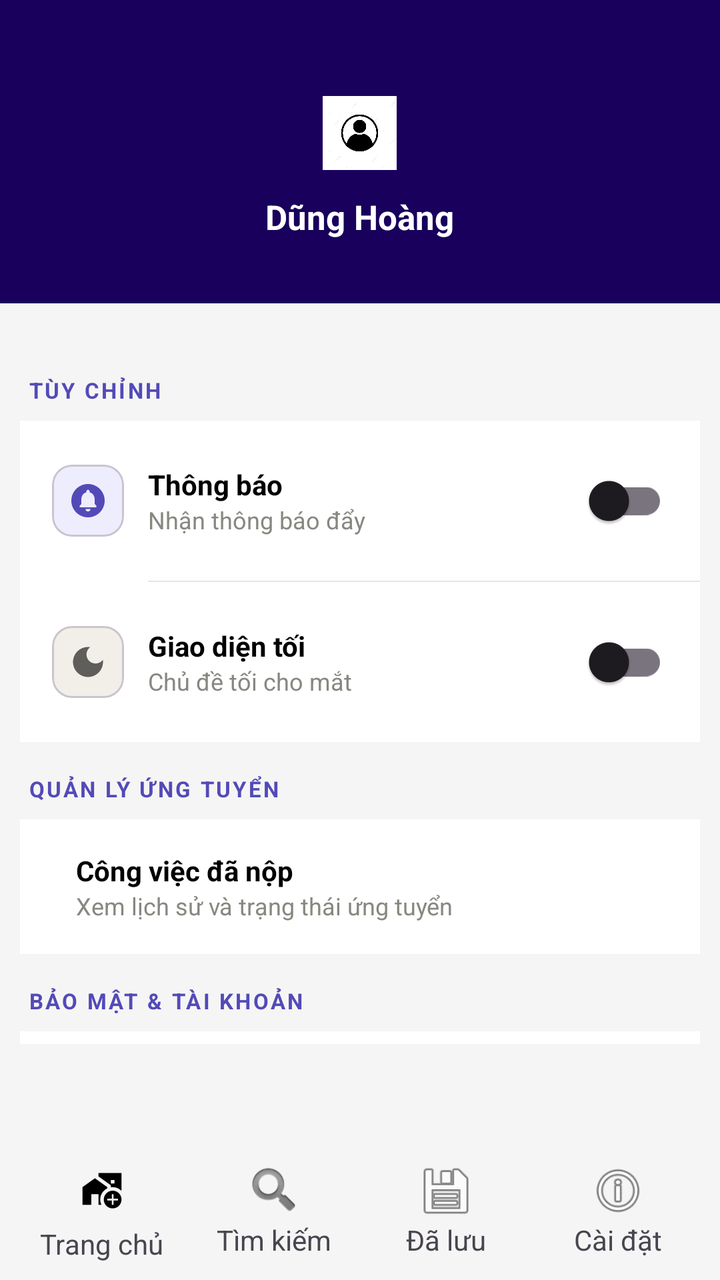
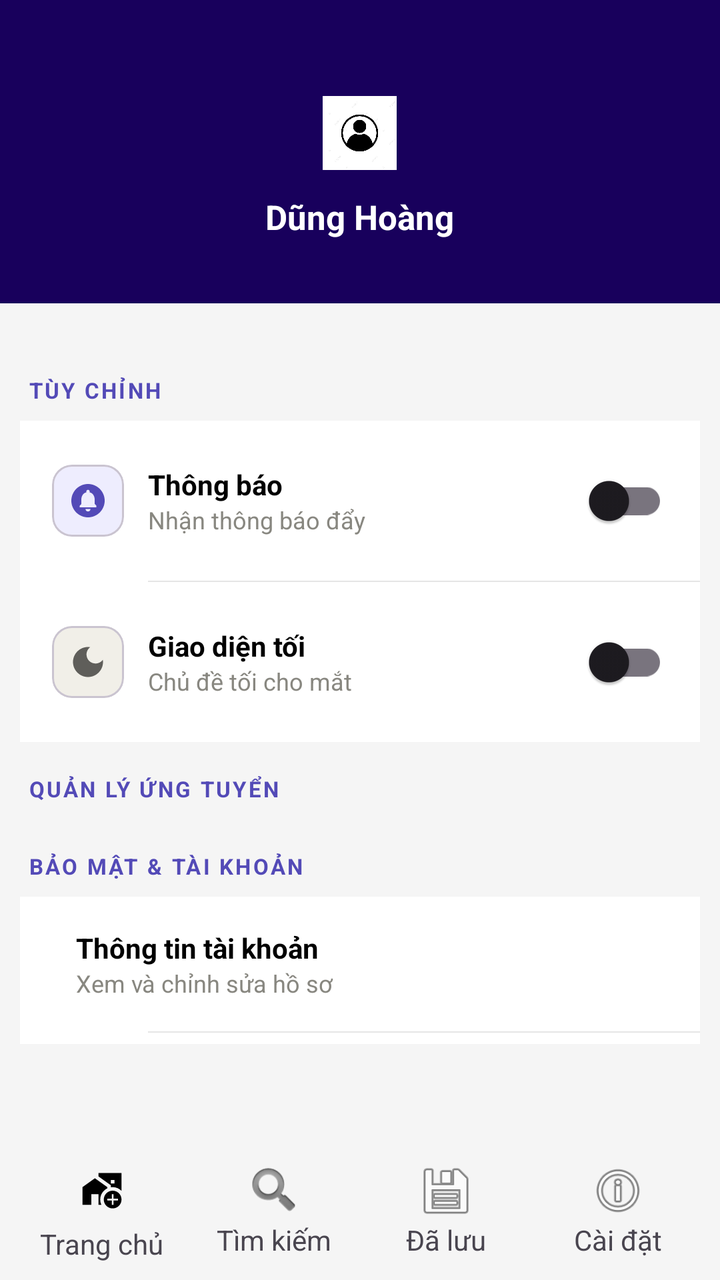

An Android layout rendered at two revisions. The XML below is the earlier revision; the diff shows what the commit changed to produce the second picture.
<!-- AndroidManifest.xml: application theme Theme.AppTimViecLam -->
<!-- res/layout/setting_layout.xml -->
<?xml version="1.0" encoding="utf-8"?>
<LinearLayout
    xmlns:android="http://schemas.android.com/apk/res/android"
    xmlns:app="http://schemas.android.com/apk/res-auto"
    android:layout_width="match_parent"
    android:layout_height="match_parent"
    android:orientation="vertical"
    android:background="#F5F5F5">

    <LinearLayout
        android:layout_width="match_parent"
        android:layout_height="wrap_content"
        android:background="#18005C"
        android:gravity="center"
        android:orientation="vertical"
        android:paddingTop="48dp"
        android:paddingBottom="32dp"
        android:paddingHorizontal="24dp">


        <ImageView
            android:layout_width="37dp"
            android:layout_height="37dp"
            android:src="@drawable/ic_avatar"/>

        <TextView
            android:id="@+id/txtName"
            android:layout_width="wrap_content"
            android:layout_height="wrap_content"
            android:layout_marginTop="12dp"
            android:text="@string/txtName"
            android:textColor="#FFFFFF"
            android:textSize="17sp"
            android:textStyle="bold" />

    </LinearLayout>

    <LinearLayout
        android:layout_width="match_parent"
        android:layout_height="0dp"
        android:orientation="vertical"
        android:layout_weight="1"
        android:paddingVertical="36dp"
        android:paddingHorizontal="10dp">

        <TextView
            android:layout_width="wrap_content"
            android:layout_height="wrap_content"
            android:layout_marginStart="4dp"
            android:layout_marginBottom="8dp"
            android:text="TÙY CHỈNH"
            android:textColor="#534AB7"
            android:textSize="11sp"
            android:letterSpacing="0.1"
            android:textStyle="bold" />

        <LinearLayout
            android:layout_width="match_parent"
            android:layout_height="wrap_content"
            android:layout_marginBottom="16dp"
            app:cardCornerRadius="16dp"
            app:cardElevation="0dp"
            android:background="@color/white">

            <LinearLayout
                android:layout_width="match_parent"
                android:layout_height="wrap_content"
                android:orientation="vertical">

                <LinearLayout
                    android:id="@+id/rowNotification"
                    android:layout_width="match_parent"
                    android:layout_height="wrap_content"
                    android:background="?attr/selectableItemBackground"
                    android:gravity="center_vertical"
                    android:orientation="horizontal"
                    android:padding="16dp">

                    <com.google.android.material.card.MaterialCardView
                        android:layout_width="36dp"
                        android:layout_height="36dp"
                        app:cardCornerRadius="10dp"
                        app:cardElevation="0dp"
                        app:cardBackgroundColor="#EEEDFE">

                        <ImageView
                            android:layout_width="20dp"
                            android:layout_height="20dp"
                            android:layout_gravity="center"
                            android:src="@drawable/ic_bell"
                            app:tint="#534AB7" />

                    </com.google.android.material.card.MaterialCardView>

                    <LinearLayout
                        android:layout_width="0dp"
                        android:layout_height="wrap_content"
                        android:layout_marginStart="12dp"
                        android:layout_weight="1"
                        android:orientation="vertical">

                        <TextView
                            android:layout_width="wrap_content"
                            android:layout_height="wrap_content"
                            android:text="Thông báo"
                            android:textColor="@color/black"
                            android:textSize="14sp"
                            android:textStyle="bold" />

                        <TextView
                            android:layout_width="wrap_content"
                            android:layout_height="wrap_content"
                            android:text="Nhận thông báo đẩy"
                            android:textColor="#888780"
                            android:textSize="12sp" />

                    </LinearLayout>

                    <com.google.android.material.switchmaterial.SwitchMaterial
                        android:id="@+id/switchNoti"
                        android:layout_width="wrap_content"
                        android:layout_height="wrap_content"
                        android:checked="false" />

                </LinearLayout>

                <View
                    android:layout_width="match_parent"
                    android:layout_height="0.5dp"
                    android:layout_marginStart="64dp"
                    android:background="#1A000000" />

                <LinearLayout
                    android:id="@+id/rowDarkMode"
                    android:layout_width="match_parent"
                    android:layout_height="wrap_content"
                    android:background="?attr/selectableItemBackground"
                    android:gravity="center_vertical"
                    android:orientation="horizontal"
                    android:padding="16dp">

                    <com.google.android.material.card.MaterialCardView
                        android:layout_width="36dp"
                        android:layout_height="36dp"
                        app:cardCornerRadius="10dp"
                        app:cardElevation="0dp"
                        app:cardBackgroundColor="#F1EFE8">

                        <ImageView
                            android:layout_width="20dp"
                            android:layout_height="20dp"
                            android:layout_gravity="center"
                            android:src="@drawable/ic_moon"
                            app:tint="#5F5E5A" />

                    </com.google.android.material.card.MaterialCardView>

                    <LinearLayout
                        android:layout_width="0dp"
                        android:layout_height="wrap_content"
                        android:layout_marginStart="12dp"
                        android:layout_weight="1"
                        android:orientation="vertical">

                        <TextView
                            android:layout_width="wrap_content"
                            android:layout_height="wrap_content"
                            android:text="Giao diện tối"
                            android:textColor="@color/black"
                            android:textSize="14sp"
                            android:textStyle="bold" />

                        <TextView
                            android:layout_width="wrap_content"
                            android:layout_height="wrap_content"
                            android:text="Chủ đề tối cho mắt"
                            android:textColor="#888780"
                            android:textSize="12sp" />

                    </LinearLayout>

                    <com.google.android.material.switchmaterial.SwitchMaterial
                        android:id="@+id/switchDark"
                        android:layout_width="wrap_content"
                        android:layout_height="wrap_content"
                        android:checked="false" />

                </LinearLayout>

            </LinearLayout>

        </LinearLayout>

        <TextView
            android:layout_width="wrap_content"
            android:layout_height="wrap_content"
            android:layout_marginStart="4dp"
            android:layout_marginBottom="8dp"
            android:text="QUẢN LÝ ỨNG TUYỂN"
            android:textColor="#534AB7"
            android:textSize="11sp"
            android:letterSpacing="0.1"
            android:textStyle="bold" />

        <LinearLayout
            android:layout_width="match_parent"
            android:layout_height="wrap_content"
            android:layout_marginBottom="16dp"
            app:cardCornerRadius="16dp"
            app:cardElevation="0dp"
            android:background="@color/white">

            <LinearLayout
                android:id="@+id/txtAppliedJobs"
                android:layout_width="match_parent"
                android:layout_height="wrap_content"
                android:background="?attr/selectableItemBackground"
                android:gravity="center_vertical"
                android:orientation="horizontal"
                android:padding="16dp">

                <LinearLayout
                    android:layout_width="0dp"
                    android:layout_height="wrap_content"
                    android:layout_marginStart="12dp"
                    android:layout_weight="1"
                    android:orientation="vertical">

                    <TextView
                        android:layout_width="wrap_content"
                        android:layout_height="wrap_content"
                        android:text="Công việc đã nộp"
                        android:textColor="@color/black"
                        android:textSize="14sp"
                        android:textStyle="bold" />

                    <TextView
                        android:layout_width="wrap_content"
                        android:layout_height="wrap_content"
                        android:text="Xem lịch sử và trạng thái ứng tuyển"
                        android:textColor="#888780"
                        android:textSize="12sp" />

                </LinearLayout>

            </LinearLayout>
        </LinearLayout>

        <TextView
            android:layout_width="wrap_content"
            android:layout_height="wrap_content"
            android:layout_marginStart="4dp"
            android:layout_marginBottom="8dp"
            android:text="BẢO MẬT &amp; TÀI KHOẢN"
            android:textColor="#534AB7"
            android:textSize="11sp"
            android:letterSpacing="0.1"
            android:textStyle="bold" />

        <LinearLayout
            android:layout_width="match_parent"
            android:layout_height="wrap_content"
            android:layout_marginBottom="12dp"
            app:cardCornerRadius="16dp"
            app:cardElevation="0dp"
            app:strokeWidth="0.5dp"
            android:background="@color/white">

            <LinearLayout
                android:layout_width="match_parent"
                android:layout_height="wrap_content"
                android:orientation="vertical">

                <LinearLayout
                    android:id="@+id/txtInfo"
                    android:layout_width="match_parent"
                    android:layout_height="wrap_content"
                    android:background="?attr/selectableItemBackground"
                    android:gravity="center_vertical"
                    android:orientation="horizontal"
                    android:padding="16dp">


                    <LinearLayout
                        android:layout_width="0dp"
                        android:layout_height="wrap_content"
                        android:layout_marginStart="12dp"
                        android:layout_weight="1"
                        android:orientation="vertical">

                        <TextView
                            android:layout_width="wrap_content"
                            android:layout_height="wrap_content"
                            android:text="Thông tin tài khoản"
                            android:textColor="@color/black"
                            android:textSize="14sp"
                            android:textStyle="bold" />

                        <TextView
                            android:layout_width="wrap_content"
                            android:layout_height="wrap_content"
                            android:text="Xem và chỉnh sửa hồ sơ"
                            android:textColor="#888780"
                            android:textSize="12sp" />

                    </LinearLayout>

                </LinearLayout>

                <View
                    android:layout_width="match_parent"
                    android:layout_height="0.5dp"
                    android:layout_marginStart="64dp"
                    android:background="#1A000000" />

                <LinearLayout
                    android:id="@+id/txtUpdatePass"
                    android:layout_width="match_parent"
                    android:layout_height="wrap_content"
                    android:background="?attr/selectableItemBackground"
                    android:gravity="center_vertical"
                    android:orientation="horizontal"
                    android:padding="16dp">

                    <LinearLayout
                        android:layout_width="0dp"
                        android:layout_height="wrap_content"
                        android:layout_marginStart="12dp"
                        android:layout_weight="1"
                        android:orientation="vertical">

                        <TextView
                            android:layout_width="wrap_content"
                            android:layout_height="wrap_content"
                            android:text="Cập nhật mật khẩu"
                            android:textColor="@color/black"
                            android:textSize="14sp"
                            android:textStyle="bold" />

                        <TextView
                            android:layout_width="wrap_content"
                            android:layout_height="wrap_content"
                            android:text="Thay đổi mật khẩu hiện tại"
                            android:textColor="#888780"
                            android:textSize="12sp" />

                    </LinearLayout>

                </LinearLayout>

                <View
                    android:layout_width="match_parent"
                    android:layout_height="0.5dp"
                    android:layout_marginStart="64dp"
                    android:background="#1A000000" />

                <LinearLayout
                    android:id="@+id/txtPost"
                    android:layout_width="match_parent"
                    android:layout_height="wrap_content"
                    android:gravity="center_vertical"
                    android:orientation="horizontal"
                    android:visibility="gone"
                    android:padding="16dp">


                    <LinearLayout
                        android:layout_width="0dp"
                        android:layout_height="wrap_content"
                        android:layout_marginStart="12dp"
                        android:layout_weight="1"
                        android:orientation="vertical">

                        <TextView
                            android:layout_width="wrap_content"
                            android:layout_height="wrap_content"
                            android:text="Bài viết của bạn"
                            android:textColor="@color/black"
                            android:textSize="14sp"
                            android:textStyle="bold" />

                        <TextView
                            android:layout_width="wrap_content"
                            android:layout_height="wrap_content"
                            android:text="Xem và chỉnh sửa bài viết của ban"
                            android:textColor="#888780"
                            android:textSize="12sp" />

                    </LinearLayout>
                </LinearLayout>

            </LinearLayout>
        </LinearLayout>

        <Button
            android:id="@+id/btnLogout"
            android:layout_width="match_parent"
            android:layout_height="52dp"
            android:layout_marginTop="4dp"
            android:text="@string/txtLogout"
            android:textAllCaps="false"
            android:textColor="#A32D2D"
            android:textSize="14sp"
            android:textStyle="bold"
            app:backgroundTint="#FCEBEB"
            app:cornerRadius="14dp"
            app:elevation="0dp"
            app:icon="@drawable/ic_logout"
            app:iconTint="#A32D2D"
            app:iconGravity="textStart"
            app:strokeWidth="0dp" />

    </LinearLayout>

    <include
        android:id="@+id/bottomMenu"
        layout="@layout/bottom_menu"/>

</LinearLayout>
<!-- res/layout/bottom_menu.xml (included above) -->
<?xml version="1.0" encoding="utf-8"?>
<LinearLayout
    xmlns:android="http://schemas.android.com/apk/res/android"
    android:layout_width="match_parent"
    android:layout_height="70dp"
    android:padding="8dp"
    android:gravity="center"
    android:orientation="horizontal">


        <LinearLayout
            android:id="@+id/menuHome"
            android:layout_width="0dp"
            android:layout_height="wrap_content"
            android:layout_weight="1"
            android:gravity="center"
            android:orientation="vertical">

            <ImageView
                android:layout_width="34dp"
                android:layout_height="34dp"
                android:src="@drawable/ic_home"/>

            <TextView
                android:layout_width="wrap_content"
                android:layout_height="wrap_content"
                android:text="@string/home"/>
        </LinearLayout>

        
        <LinearLayout
            android:id="@+id/menuSearch"
            android:layout_width="0dp"
            android:layout_height="wrap_content"
            android:layout_weight="1"
            android:gravity="center"
            android:orientation="vertical">

            <ImageView
                android:layout_width="30dp"
                android:layout_height="30dp"
                android:src="@android:drawable/ic_search_category_default"/>

            <TextView
                android:layout_width="wrap_content"
                android:layout_height="wrap_content"
                android:text="@string/search"/>
        </LinearLayout>

        
        <LinearLayout
            android:id="@+id/menuAdd"
            android:layout_width="50dp"
            android:layout_height="50dp"
            android:layout_margin="10dp"
            android:background="@drawable/bg_circle_primary"
            android:visibility="gone"
            android:gravity="center">

            <TextView
                android:layout_width="wrap_content"
                android:layout_height="wrap_content"
                android:text="@string/txtCreate"
                android:textColor="#000"
                android:textSize="28sp"
                android:textStyle="bold"/>
        </LinearLayout>

        
        <LinearLayout
            android:id="@+id/menuSaved"
            android:layout_width="0dp"
            android:layout_height="wrap_content"
            android:layout_weight="1"
            android:gravity="center"
            android:orientation="vertical">

            <ImageView
                android:layout_width="30dp"
                android:layout_height="30dp"
                android:src="@android:drawable/ic_menu_save"/>

            <TextView
                android:layout_width="wrap_content"
                android:layout_height="wrap_content"
                android:text="@string/saved"/>
        </LinearLayout>

        
        <LinearLayout
            android:id="@+id/menuSetting"
            android:layout_width="0dp"
            android:layout_height="wrap_content"
            android:layout_weight="1"
            android:gravity="center"
            android:orientation="vertical">

            <ImageView
                android:layout_width="30dp"
                android:layout_height="30dp"
                android:src="@android:drawable/ic_menu_info_details"/>

            <TextView
                android:layout_width="wrap_content"
                android:layout_height="wrap_content"
                android:text="@string/txtSetting"/>
        </LinearLayout>

</LinearLayout>
<!-- resources referenced by this layout -->
<resources>
  <color name="black">#FF000000</color>
  <color name="white">#FFFFFFFF</color>
  <!-- drawable bg_circle_primary (drawable) -->
  <?xml version="1.0" encoding="utf-8"?>
  <shape xmlns:android="http://schemas.android.com/apk/res/android">
      <solid android:color="#FBFFFFFF"/>
      <stroke
          android:width="1dp"
          android:color="#000000"/>
      <corners android:radius="100dp"/>
  </shape>
  <!-- drawable ic_avatar: webp bitmap (drawable, 13485 bytes) -->
  <!-- drawable ic_bell (drawable) -->
  <vector xmlns:android="http://schemas.android.com/apk/res/android" android:height="24dp" android:tint="#FFFFFF" android:viewportHeight="24" android:viewportWidth="24" android:width="24dp">
        
      <path android:fillColor="@android:color/background_dark"
          android:pathData="M12,2C6.48,2 2,6.48 2,12s4.48,10 10,10 10,-4.48 10,-10S17.52,2 12,2zM12,18.5c-0.83,0 -1.5,-0.67 -1.5,-1.5h3c0,0.83 -0.67,1.5 -1.5,1.5zM17,16L7,16v-1l1,-1v-2.61C8,9.27 9.03,7.47 11,7v-0.5c0,-0.57 0.43,-1 1,-1s1,0.43 1,1L13,7c1.97,0.47 3,2.28 3,4.39L16,14l1,1v1z"/>
      
  </vector>
  <!-- drawable ic_home (drawable) -->
  <vector xmlns:android="http://schemas.android.com/apk/res/android"
      android:width="108dp"
      android:height="108dp"
      android:viewportWidth="24"
      android:viewportHeight="24"
      android:tint="#000000">
      <group android:scaleX="0.6264"
          android:scaleY="0.6264"
          android:translateX="4.4832"
          android:translateY="3.8568">
          <path
              android:fillColor="@android:color/white"
              android:pathData="M15,11.68V11L8,6l-7,5v10h5v-6h4v6h1.68C11.25,20.09 11,19.08 11,18C11,15.21 12.64,12.81 15,11.68z"/>
          <path
              android:fillColor="@android:color/white"
              android:pathData="M23,13.11V3H10v1.97l7,5v1.11c0.33,-0.05 0.66,-0.08 1,-0.08C19.96,11 21.73,11.81 23,13.11zM17,7h2v2h-2V7z"/>
          <path
              android:fillColor="@android:color/white"
              android:pathData="M23,18c0,-2.76 -2.24,-5 -5,-5s-5,2.24 -5,5s2.24,5 5,5S23,20.76 23,18zM17.5,21v-2.5H15v-1h2.5V15h1v2.5H21v1h-2.5V21H17.5z"/>
      </group>
  </vector>
  <!-- drawable ic_logout (drawable) -->
  <vector xmlns:android="http://schemas.android.com/apk/res/android" android:autoMirrored="true" android:height="24dp" android:tint="#FFFFFF" android:viewportHeight="24" android:viewportWidth="24" android:width="24dp">
        
      <path android:fillColor="@android:color/white" android:pathData="M20,6h-8l-2,-2L4,4c-1.1,0 -2,0.9 -2,2v12c0,1.1 0.9,2 2,2h16c1.1,0 2,-0.9 2,-2L22,8c0,-1.1 -0.9,-2 -2,-2zM14,18v-3h-4v-4h4L14,8l5,5 -5,5z"/>
      
  </vector>
  <!-- drawable ic_moon (drawable) -->
  <vector xmlns:android="http://schemas.android.com/apk/res/android" android:height="24dp" android:tint="#FFFFFF" android:viewportHeight="24" android:viewportWidth="24" android:width="24dp">
        
      <path android:fillColor="@android:color/white" android:pathData="M12,3c-4.97,0 -9,4.03 -9,9s4.03,9 9,9s9,-4.03 9,-9c0,-0.46 -0.04,-0.92 -0.1,-1.36c-0.98,1.37 -2.58,2.26 -4.4,2.26c-2.98,0 -5.4,-2.42 -5.4,-5.4c0,-1.81 0.89,-3.42 2.26,-4.4C12.92,3.04 12.46,3 12,3L12,3z"/>
      
  </vector>
  <string name="home">Trang chủ</string>
  <string name="saved">Đã lưu</string>
  <string name="search">Tìm kiếm</string>
  <string name="txtCreate">+</string>
  <string name="txtLogout">Đăng xuất</string>
  <string name="txtName">Dũng Hoàng</string>
  <string name="txtSetting">Cài đặt</string>
  <style name="Theme.AppTimViecLam" parent="Base.Theme.AppTimViecLam" />
  <style name="Base.Theme.AppTimViecLam" parent="Theme.Material3.DayNight.NoActionBar">
          
          
              <item name="colorPrimary">@color/primary</item>
              <item name="colorOnPrimary">@android:color/white</item>
  
              <item name="android:statusBarColor">@color/primary_dark</item>
      </style>
  <color name="primary">#1976D2</color>
  <color name="primary_dark">#0D47A1</color>
</resources>

<!-- the commit's change to res/layout/setting_layout.xml (unified diff, before → after) -->
@@ -211,13 +211,14 @@
             android:background="@color/white">
 
             <LinearLayout
-                android:id="@+id/txtAppliedJobs"
+                android:id="@+id/txtPost"
                 android:layout_width="match_parent"
                 android:layout_height="wrap_content"
-                android:background="?attr/selectableItemBackground"
                 android:gravity="center_vertical"
                 android:orientation="horizontal"
+                android:visibility="gone"
                 android:padding="16dp">
+
 
                 <LinearLayout
                     android:layout_width="0dp"
@@ -229,7 +230,7 @@
                     <TextView
                         android:layout_width="wrap_content"
                         android:layout_height="wrap_content"
-                        android:text="Công việc đã nộp"
+                        android:text="Bài viết của bạn"
                         android:textColor="@color/black"
                         android:textSize="14sp"
                         android:textStyle="bold" />
@@ -237,13 +238,13 @@
                     <TextView
                         android:layout_width="wrap_content"
                         android:layout_height="wrap_content"
-                        android:text="Xem lịch sử và trạng thái ứng tuyển"
+                        android:text="Xem và chỉnh sửa bài viết của ban"
                         android:textColor="#888780"
                         android:textSize="12sp" />
 
                 </LinearLayout>
-
             </LinearLayout>
+
         </LinearLayout>
 
         <TextView
@@ -355,15 +356,15 @@
                     android:background="#1A000000" />
 
                 <LinearLayout
-                    android:id="@+id/txtPost"
+                    android:id="@+id/txtAppliedJobs"
                     android:layout_width="match_parent"
                     android:layout_height="wrap_content"
+                    android:background="?attr/selectableItemBackground"
                     android:gravity="center_vertical"
                     android:orientation="horizontal"
                     android:visibility="gone"
                     android:padding="16dp">
 
-
                     <LinearLayout
                         android:layout_width="0dp"
                         android:layout_height="wrap_content"
@@ -374,7 +375,7 @@
                         <TextView
                             android:layout_width="wrap_content"
                             android:layout_height="wrap_content"
-                            android:text="Bài viết của bạn"
+                            android:text="Công việc đã nộp"
                             android:textColor="@color/black"
                             android:textSize="14sp"
                             android:textStyle="bold" />
@@ -382,14 +383,15 @@
                         <TextView
                             android:layout_width="wrap_content"
                             android:layout_height="wrap_content"
-                            android:text="Xem và chỉnh sửa bài viết của ban"
+                            android:text="Xem lịch sử và trạng thái ứng tuyển"
                             android:textColor="#888780"
                             android:textSize="12sp" />
 
                     </LinearLayout>
+
                 </LinearLayout>
 
-            </LinearLayout>
+        </LinearLayout>
         </LinearLayout>
 
         <Button
